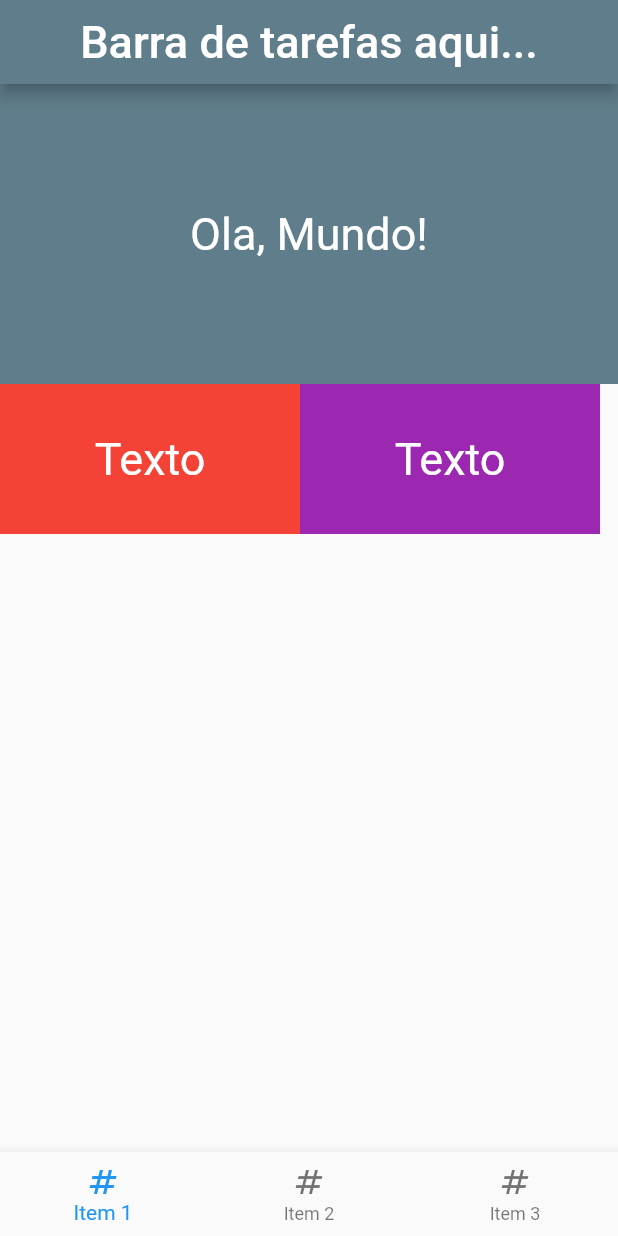
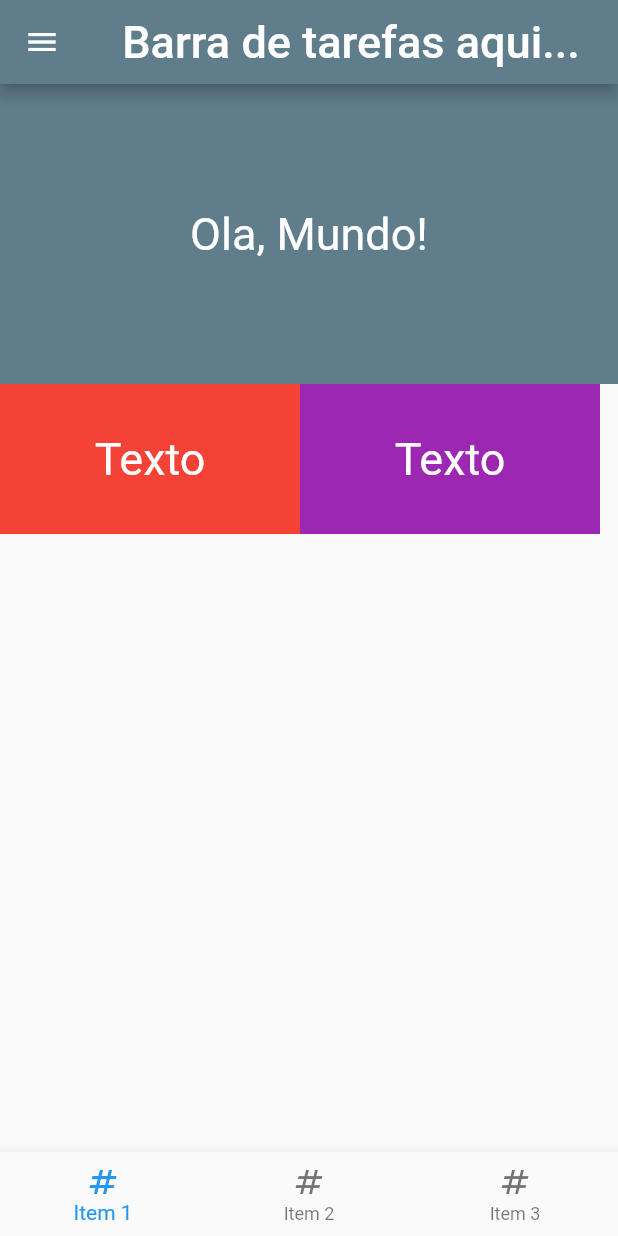
Before and after one commit to coutinhoge/hello_world, a Flutter app: the screen it shows after launch, on a phone screen of 412 x 824 dp. Run offline on Flutter 3.47's test engine with Material 2 defaults, Android fonts, the phone set to English and light mode, and no system bars.

Commit message:
adidding new functionalities

```diff
--- a/lib/pages/home_page.dart
+++ b/lib/pages/home_page.dart
@@ -23,6 +23,54 @@ class _HomePageState extends State<HomePage> {
           'Barra de tarefas aqui...',
           style: TextStyle(color: Colors.white, fontSize: 30),
         )),
+      ),
+      drawer: Drawer(
+        backgroundColor: Colors.blueGrey,
+        child: ListView(
+          children: [
+            UserAccountsDrawerHeader(
+              accountName: Text('Gabriel'),
+              accountEmail: Text('Gabriel@email.com'),
+              currentAccountPicture: CircleAvatar(
+                backgroundColor: Colors.grey,
+                child: Text('G'),
+              ),
+            ),
+            ListTile(
+              title: Text('item: 1'),
+              trailing: Icon(Icons.arrow_forward),
+              onTap: () {
+                _pageController.jumpToPage(0);
+                Navigator.pop(context);
+                setState(() {
+                  indexBottomNavigationBar = 0;
+                });
+              },
+            ),
+            ListTile(
+              title: Text('item: 2'),
+              trailing: Icon(Icons.arrow_forward),
+              onTap: () {
+                _pageController.jumpToPage(1);
+                Navigator.pop(context);
+                setState(() {
+                  indexBottomNavigationBar = 1;
+                });
+              },
+            ),
+            ListTile(
+              title: Text('item: 3'),
+              trailing: Icon(Icons.arrow_forward),
+              onTap: () {
+                _pageController.jumpToPage(2);
+                Navigator.pop(context);
+                setState(() {
+                  indexBottomNavigationBar = 2;
+                });
+              },
+            ),
+          ],
+        ),
       ),
       body: PageView(
         controller: _pageController,
```
